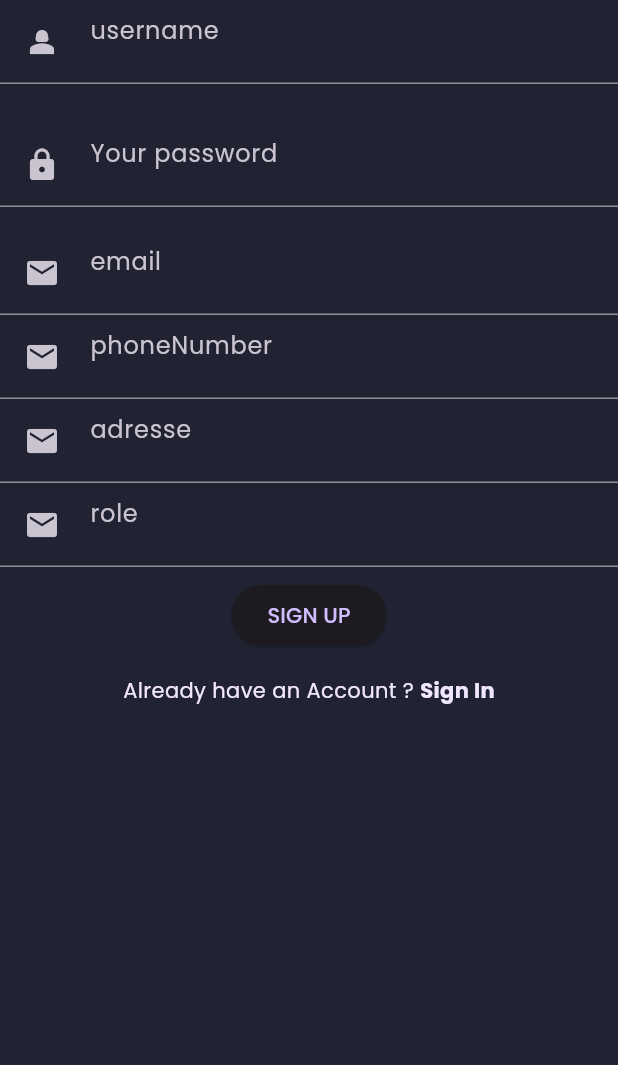
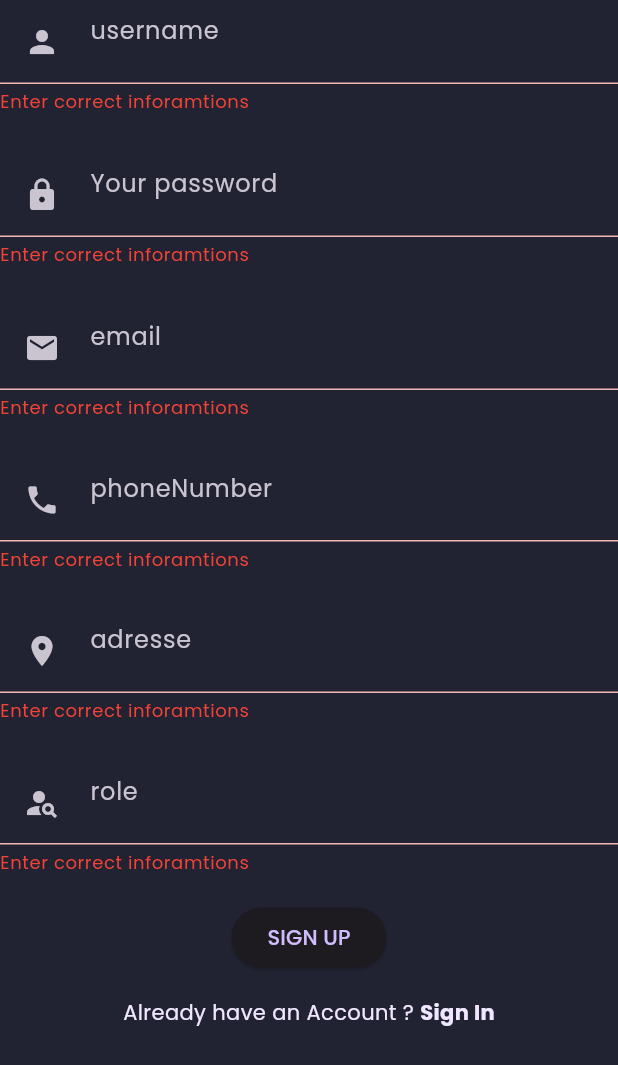
Before and after one commit to Saif-Yahyaoui/Flutter, a Flutter app: the SignUpForm widget shown alone on an empty page, opened directly, after a tap on "SIGN UP", on a phone screen of 412 x 824 dp. Shown: the top 1065 px of the screen. Run offline on Flutter 3.47's test engine with Material 3 defaults, Android fonts, the phone set to English and light mode, and no system bars; our stand-ins replace fl_chart, flutter_svg, google_fonts; network calls fail.

```diff
--- a/lib/screens/Signup/components/signup_form.dart
+++ b/lib/screens/Signup/components/signup_form.dart
@@ -1,11 +1,16 @@
+import 'dart:convert';
+
 import 'package:flutter/material.dart';
 
 import '../../../components/already_have_an_account_acheck.dart';
 import '../../../constants.dart';
 import '../../Login/login_screen.dart';
+import 'package:http/http.dart' as http;
+
 
 class SignUpForm extends StatefulWidget {
-  const SignUpForm({
+
+  SignUpForm({
     Key? key,
   }) : super(key: key);
 
@@ -14,21 +19,73 @@ class SignUpForm extends StatefulWidget {
 }
 
 class _SignUpFormState extends State<SignUpForm> {
+  TextEditingController username = TextEditingController();
+
+  TextEditingController password = TextEditingController();
+
+  TextEditingController email = TextEditingController();
+
+  TextEditingController phonenumber = TextEditingController();
+
+  TextEditingController adresse = TextEditingController();
+
+  TextEditingController role = TextEditingController();
+
+  bool _isNotValidate = false;
+
+  void registerUser() async{
+    if(username.text.isNotEmpty && password.text.isNotEmpty && email.text.isNotEmpty && phonenumber.text.isNotEmpty && adresse.text.isNotEmpty && role.text.isNotEmpty ){
+      var registerBody = {
+        "username" :username.text,
+        "password" :password.text,
+        "email" :email.text,
+        "phoneNumber" :phonenumber.text,
+        "adresse" :adresse.text,
+        "role" :role.text,
+      };
+      var response= await http.post(Uri.parse('http://localhost:7001/user/users'),
+          headers: {'Content-Type': 'application/json'},
+          body: json.encode(registerBody)
+      );
+      var jsonResponse = json.decode(response.body);
+      print(jsonResponse['status']);
+      if(jsonResponse['status']){
+        Navigator.push(
+          context,
+          MaterialPageRoute(
+            builder: (context) {
+              return const LoginScreen();
+            },
+          ),
+        );
+      }else{
+        print("something went wrong");
+      }
+    }else{
+      setState(() {
+        _isNotValidate=true;
+      });
+    }
+  }
+
   @override
   Widget build(BuildContext context) {
     return Form(
       child: Column(
         children: [
           TextFormField(
-            keyboardType: TextInputType.emailAddress,
+            controller: username,
+            keyboardType: TextInputType.name,
             textInputAction: TextInputAction.next,
             cursorColor: kPrimaryColor,
-            onSaved: (email) {},
-            decoration: const InputDecoration(
+
+            decoration:  InputDecoration(
               hintText: "username",
+              errorText: _isNotValidate ? "Enter correct inforamtions" :null,
+              errorStyle: TextStyle(color: Colors.red),
               prefixIcon: Padding(
                 padding: EdgeInsets.all(defaultPadding),
-                child: Icon(Icons.person_2),
+                child: Icon(Icons.person),
               ),
             ),
           ),
@@ -36,10 +93,13 @@ class _SignUpFormState extends State<SignUpForm> {
           Padding(
             padding: const EdgeInsets.symmetric(vertical: defaultPadding),
             child: TextFormField(
+              controller: password,
               textInputAction: TextInputAction.done,
               obscureText: true,
               cursorColor: kPrimaryColor,
-              decoration: const InputDecoration(
+              decoration:  InputDecoration(
+                errorText: _isNotValidate ? "Enter correct inforamtions" :null,
+                errorStyle: TextStyle(color: Colors.red),
                 hintText: "Your password",
                 prefixIcon: Padding(
                   padding: EdgeInsets.all(defaultPadding),
@@ -48,12 +108,16 @@ class _SignUpFormState extends State<SignUpForm> {
               ),
             ),
           ),
+          SizedBox(height: 10),
           TextFormField(
+            controller: email,
             keyboardType: TextInputType.emailAddress,
             textInputAction: TextInputAction.next,
             cursorColor: kPrimaryColor,
             onSaved: (email) {},
-            decoration: const InputDecoration(
+            decoration:  InputDecoration(
+              errorText: _isNotValidate ? "Enter correct inforamtions" :null,
+              errorStyle: TextStyle(color: Colors.red),
               hintText: "email",
               prefixIcon: Padding(
                 padding: EdgeInsets.all(defaultPadding),
@@ -61,49 +125,63 @@ class _SignUpFormState extends State<SignUpForm> {
               ),
             ),
           ),
+          SizedBox(height: 25),
           TextFormField(
+            controller: phonenumber,
+            keyboardType: TextInputType.phone,
+            textInputAction: TextInputAction.next,
+            cursorColor: kPrimaryColor,
+            onSaved: (email) {},
+            decoration:  InputDecoration(
+              errorText: _isNotValidate ? "Enter correct inforamtions" :null,
+              errorStyle: TextStyle(color: Colors.red),
+              hintText: "phoneNumber",
+              prefixIcon: Padding(
+                padding: EdgeInsets.all(defaultPadding),
+                child: Icon(Icons.phone),
+              ),
+            ),
+          ),
+          SizedBox(height: 25),
+          TextFormField(
+            controller: adresse,
             keyboardType: TextInputType.emailAddress,
             textInputAction: TextInputAction.next,
             cursorColor: kPrimaryColor,
             onSaved: (email) {},
-            decoration: const InputDecoration(
-              hintText: "phoneNumber",
+            decoration:  InputDecoration(
+              hintText: "adresse",
+              errorText: _isNotValidate ? "Enter correct inforamtions" :null,
+              errorStyle: TextStyle(color: Colors.red),
               prefixIcon: Padding(
                 padding: EdgeInsets.all(defaultPadding),
-                child: Icon(Icons.email),
+                child: Icon(Icons.place),
               ),
             ),
           ),
+          SizedBox(height: 25),
           TextFormField(
+            controller: role,
             keyboardType: TextInputType.emailAddress,
             textInputAction: TextInputAction.next,
             cursorColor: kPrimaryColor,
             onSaved: (email) {},
-            decoration: const InputDecoration(
-              hintText: "adresse",
+            decoration:  InputDecoration(
+              hintText: "role",
+              errorText: _isNotValidate ? "Enter correct inforamtions" :null,
+              errorStyle: TextStyle(color: Colors.red),
               prefixIcon: Padding(
                 padding: EdgeInsets.all(defaultPadding),
-                child: Icon(Icons.email),
+                child: Icon(Icons.person_search),
               ),
             ),
           ),
-          TextFormField(
-            keyboardType: TextInputType.emailAddress,
-            textInputAction: TextInputAction.next,
-            cursorColor: kPrimaryColor,
-            onSaved: (email) {},
-            decoration: const InputDecoration(
-              hintText: "role",
-              prefixIcon: Padding(
-                padding: EdgeInsets.all(defaultPadding),
-                child: Icon(Icons.email),
-              ),
-            ),
-          ),
-
+          SizedBox(height: 10),
           const SizedBox(height: defaultPadding / 2),
           ElevatedButton(
-            onPressed: () {},
+            onPressed: ()=> {
+              registerUser()
+            },
             child: Text("Sign Up".toUpperCase()),
           ),
           const SizedBox(height: defaultPadding),
--- a/lib/screens/Signup/signup_screen.dart
+++ b/lib/screens/Signup/signup_screen.dart
@@ -10,7 +10,7 @@ class SignUpScreen extends StatelessWidget {
 
   @override
   Widget build(BuildContext context) {
-    return const Background(
+    return  Background(
       child: SingleChildScrollView(
         child: Responsive(
           mobile: MobileSignupScreen(),
@@ -47,7 +47,7 @@ class MobileSignupScreen extends StatelessWidget {
 
   @override
   Widget build(BuildContext context) {
-    return const Column(
+    return  Column(
       mainAxisAlignment: MainAxisAlignment.center,
       children: <Widget>[
         SignUpScreenTopImage(),
```
